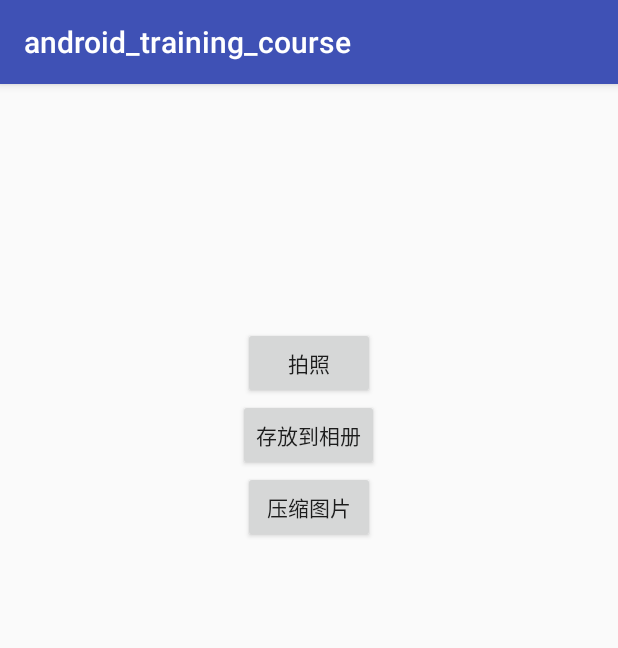
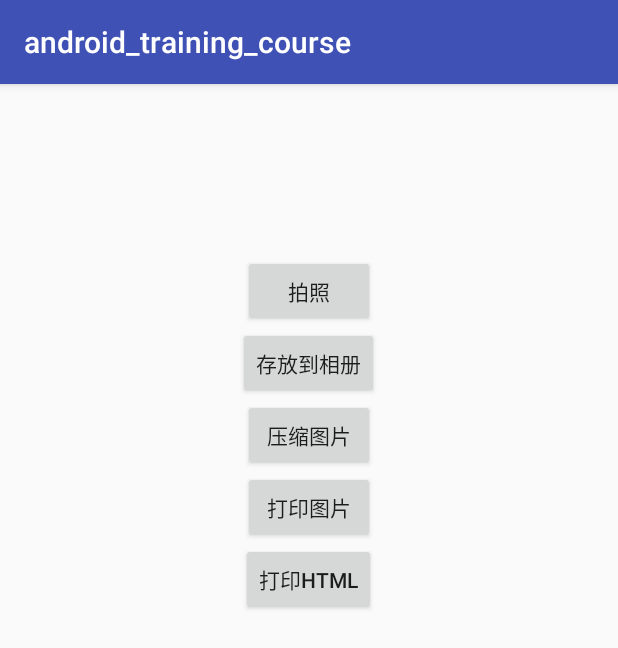
Before and after one commit to sa16225193/android_training_course, an Android app: the PhotoActivity screen opened directly, with no data from a screen before it, on a phone screen of 412 x 824 dp. Shown: the top 648 px of the screen. Run offline under Robolectric (Android 15) with nearby library versions, the phone set to English and light mode, and no system bars.

Commit message:
feat:打印照片和HTML

```diff
--- a/app/src/main/AndroidManifest.xml
+++ b/app/src/main/AndroidManifest.xml
@@ -2,6 +2,7 @@
 <manifest xmlns:android="http://schemas.android.com/apk/res/android"
     package="com.example.administrator.android_training_course">
 
+    <uses-permission android:name="android.permission.INTERNET"/>
     <!-- NFC权限 -->
     <uses-permission android:name="android.permission.NFC" />
     <!--写SD卡权限-->
--- a/app/src/main/res/layout/activity_photo.xml
+++ b/app/src/main/res/layout/activity_photo.xml
@@ -23,6 +23,18 @@
         android:text="@string/compress_photo"
         android:onClick="compressPhoto"/>
 
+    <Button
+        android:layout_width="wrap_content"
+        android:layout_height="wrap_content"
+        android:text="@string/print_photo"
+        android:onClick="printPhoto"/>
+
+    <Button
+        android:layout_width="wrap_content"
+        android:layout_height="wrap_content"
+        android:text="@string/print_html"
+        android:onClick="printHtml"/>
+
     <ImageView
         android:id="@+id/iv_photo"
         android:layout_width="300dp"
--- a/app/src/main/res/values/strings.xml
+++ b/app/src/main/res/values/strings.xml
@@ -15,5 +15,7 @@
     <string name="camero_test">自定义相机</string>
     <string name="send_photo_album">存放到相册</string>
     <string name="compress_photo">压缩图片</string>
+    <string name="print_photo">打印图片</string>
+    <string name="print_html">打印HTML</string>
 
 </resources>
```
Also changed, not shown: app/src/main/java/com/example/administrator/android_training_course/photo/PhotoActivity.java (+94 -0 lines), app/src/main/assets/1.jpg (added), app/src/main/assets/2.jpg (added).
